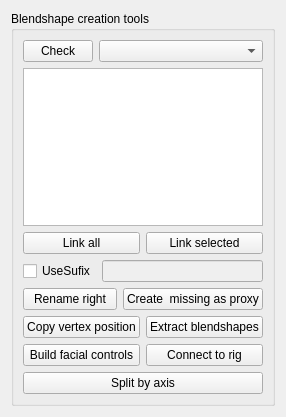
First picture: the form in pipeline/tools/resources/UI_FacialRig.ui, repository danielkenobi3d/bgb_short, before the edit.
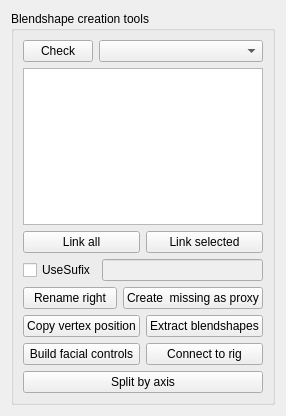
Second picture: the form after the edit.

Diff of the .ui file:
```diff
--- a/pipeline/tools/resources/UI_FacialRig.ui
+++ b/pipeline/tools/resources/UI_FacialRig.ui
@@ -6,8 +6,8 @@
    <rect>
     <x>0</x>
     <y>0</y>
-    <width>275</width>
-    <height>417</height>
+    <width>277</width>
+    <height>416</height>
    </rect>
   </property>
   <property name="windowTitle">
```
